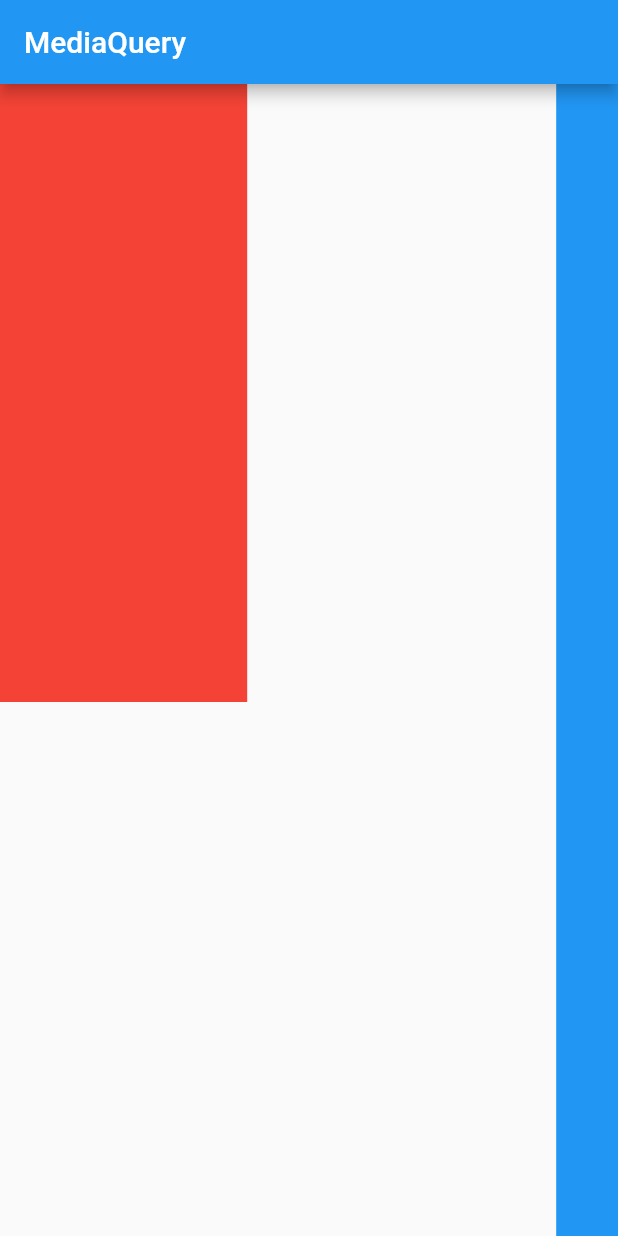
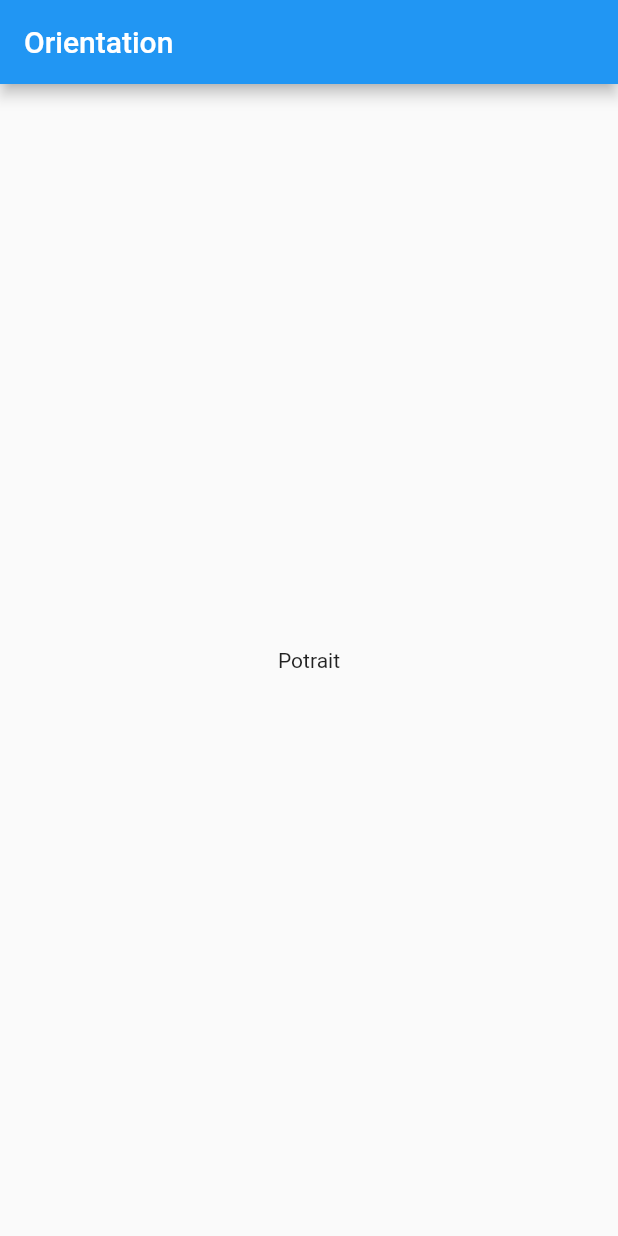
Before and after one commit to Deepinder1/orientations, a Flutter app: the screen it shows after launch, on a phone screen of 412 x 824 dp. Run offline on Flutter 3.47's test engine with Material 2 defaults, Android fonts, the phone set to English and light mode, and no system bars.

Commit message:
second branch

```diff
--- a/lib/main.dart
+++ b/lib/main.dart
@@ -25,31 +25,32 @@ class MyHomePage extends StatefulWidget {
 }
 
 class _MyHomePageState extends State<MyHomePage> {
+  //creating widgets for orientation
+  Widget portaiat() {
+    return Center(
+      child: Text('Potrait'),
+    );
+  }
+
+  Widget landscape() {
+    return Center(
+      child: Text('Landscape'),
+    );
+  }
+
   @override
   Widget build(BuildContext context) {
     return Scaffold(
       appBar: AppBar(
-        title: Text('MediaQuery'),
+        title: Text('Orientation'),
       ),
-      body: Row(
-        mainAxisAlignment: MainAxisAlignment.spaceBetween,
-        crossAxisAlignment: CrossAxisAlignment.start,
-        children: [
-          Container(
-            width: MediaQuery.of(context).size.width * 0.4,
-            height: MediaQuery.of(context).size.height * 0.5,
-            decoration: BoxDecoration(
-              color: Colors.red,
-            ),
-          ),
-          Container(
-            width: MediaQuery.of(context).size.width * 0.1,
-            decoration: BoxDecoration(
-              color: Colors.blue,
-            ),
-          ),
-        ],
-      ),
+      body: OrientationBuilder(builder: (context, orientation) {
+        if (orientation == Orientation.portrait) {
+          return portaiat();
+        } else {
+          return landscape();
+        }
+      }),
     );
   }
 }
```
